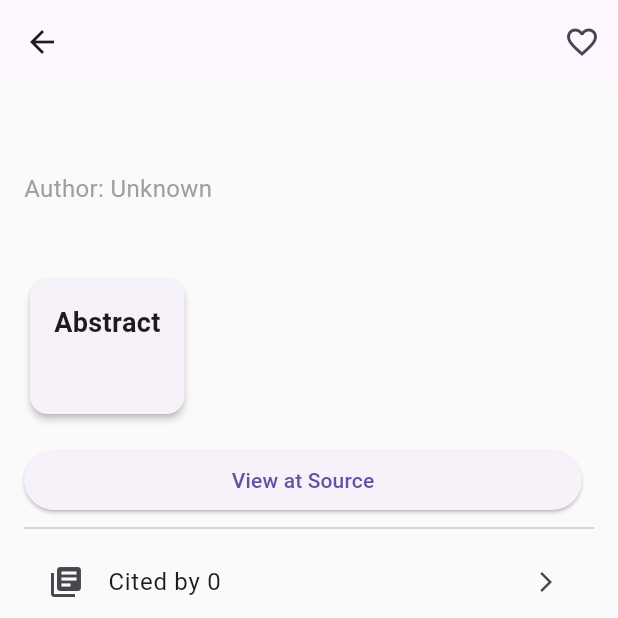
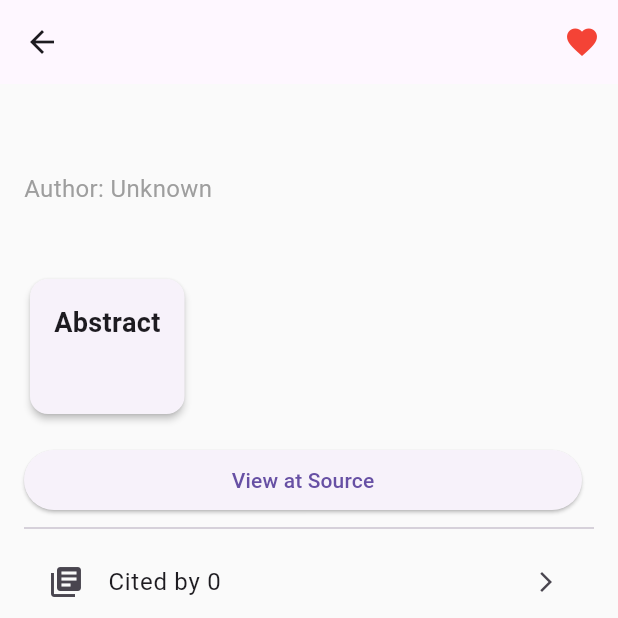
Before and after one commit to Rellganss/PAPB_JURNAL, a Flutter app: the DetailScreen screen opened directly with empty values, after a tap on the "favorite outline" icon, on a phone screen of 412 x 824 dp, the top half of it. Run offline on Flutter 3.47's test engine with Material 3 defaults, Android fonts, the phone set to English and light mode, and no system bars; our stand-ins replace flutter_secure_storage; accounts and stored records are empty.

Commit message:
LOGIC FAVORITE DONE

```diff
--- a/lib/models/artikel.dart
+++ b/lib/models/artikel.dart
@@ -29,6 +29,7 @@ class Artikel {
     this.isFavorite = false, // Default tidak favorit
   });
 
+  // Factory method untuk membuat Artikel dari JSON
   factory Artikel.fromJson(Map<String, dynamic> json) {
     return Artikel(
       title: json['title'] ?? '',
@@ -37,13 +38,35 @@ class Artikel {
       publicationSummary: json['publication_info']?['summary'] ?? '',
       authors: (json['publication_info']?['authors'] as List<dynamic>?)
               ?.map((author) => author['name'].toString())
-              .toList() ?? [],
+              .toList() ??
+          [],
       resources: (json['resources'] as List<dynamic>?)
               ?.map((resource) => Resource.fromJson(resource))
-              .toList() ?? [],
+              .toList() ??
+          [],
       citedBy: json['inline_links']?['cited_by']?['total'] ?? 0,
       citedByLink: json['inline_links']?['cited_by']?['link'],
       relatedLink: json['inline_links']?['related_pages_link'],
+      isFavorite: json['isFavorite'] ?? false,
     );
   }
+
+  // Method untuk mengubah Artikel menjadi JSON
+  Map<String, dynamic> toJson() {
+    return {
+      'title': title,
+      'snippet': snippet,
+      'link': link,
+      'publication_info': {
+        'summary': publicationSummary,
+        'authors': authors.map((name) => {'name': name}).toList(),
+      },
+      'resources': resources.map((resource) => resource.toJson()).toList(),
+      'inline_links': {
+        'cited_by': {'total': citedBy, 'link': citedByLink},
+        'related_pages_link': relatedLink,
+      },
+      'isFavorite': isFavorite,
+    };
+  }
 }
--- a/lib/screens/detail_screen.dart
+++ b/lib/screens/detail_screen.dart
@@ -5,52 +5,74 @@ import 'package:url_launcher/url_launcher.dart';
 import '../models/artikel.dart';
 import '../services/favorite_service.dart';
 
-class DetailScreen extends StatelessWidget {
+class DetailScreen extends StatefulWidget {
   final Artikel artikel;
 
   const DetailScreen({super.key, required this.artikel});
 
   @override
+  _DetailScreenState createState() => _DetailScreenState();
+}
+
+class _DetailScreenState extends State<DetailScreen> {
+  bool isFavorited = false;
+  bool _isLoading = true;
+
+  @override
+  void initState() {
+    super.initState();
+    _checkIfFavorited();
+  }
+
+  Future<void> _checkIfFavorited() async {
+    final favorites = await FavoriteService.getFavorites();
+    setState(() {
+      isFavorited =
+          favorites.any((favorite) => favorite.title == widget.artikel.title);
+      _isLoading = false;
+    });
+  }
+
+  Future<void> _toggleFavorite() async {
+    if (isFavorited) {
+      await FavoriteService.removeFavorite(widget.artikel);
+      ScaffoldMessenger.of(context).showSnackBar(
+        const SnackBar(content: Text('Removed from favorites!')),
+      );
+    } else {
+      await FavoriteService.addFavorite(widget.artikel);
+      ScaffoldMessenger.of(context).showSnackBar(
+        const SnackBar(content: Text('Added to favorites!')),
+      );
+    }
+    // Perbarui status favorit
+    await _checkIfFavorited();
+  }
+
+  @override
   Widget build(BuildContext context) {
-    // Periksa apakah artikel ini sudah ditandai sebagai favorit
-    bool isFavorited = FavoriteService.getFavorites().any((favorite) => favorite.title == artikel.title);
-
     return Scaffold(
       backgroundColor: Colors.grey[50],
       appBar: AppBar(
         title: Hero(
-          tag: 'Articel or Journal',
+          tag: 'Article or Journal',
           child: Material(
             color: Colors.transparent,
             child: Text(
-              artikel.title,
+              widget.artikel.title,
               maxLines: 1,
               overflow: TextOverflow.ellipsis,
-              style: const TextStyle(fontSize: 20, fontWeight: FontWeight.bold),
+              style:
+                  const TextStyle(fontSize: 20, fontWeight: FontWeight.bold),
             ),
           ),
         ),
         actions: [
           IconButton(
-            icon: Icon(
-              isFavorited ? Icons.favorite : Icons.favorite_border,
-              color: isFavorited ? Colors.red : null,
-            ),
-            onPressed: () {
-              if (isFavorited) {
-                // Menghapus dari daftar favorit
-                FavoriteService.removeFavorite(artikel);
-                ScaffoldMessenger.of(context).showSnackBar(
-                  const SnackBar(content: Text('Removed from favorites!')),
-                );
-              } else {
-                // Menambahkan ke daftar favorit
-                FavoriteService.addFavorite(artikel);
-                ScaffoldMessenger.of(context).showSnackBar(
-                  const SnackBar(content: Text('Added to favorites!')),
-                );
-              }
-            },
+            icon: isFavorited
+                ? const Icon(Icons.favorite, color: Colors.red)
+                : const Icon(Icons.favorite_border),
+            onPressed: _isLoading ? null : _toggleFavorite,
           ),
         ],
       ),
@@ -72,30 +94,28 @@ class DetailScreen extends StatelessWidget {
     );
   }
 
-  // Bagian untuk menampilkan judul, penulis, dan ringkasan publikasi
   Widget _buildTitleSection() {
     return Column(
       crossAxisAlignment: CrossAxisAlignment.start,
       children: [
         Text(
-          artikel.title,
+          widget.artikel.title,
           style: const TextStyle(fontSize: 24, fontWeight: FontWeight.bold),
         ),
         const SizedBox(height: 8),
         Text(
-          _formatAuthors(artikel.authors),
+          _formatAuthors(widget.artikel.authors),
           style: const TextStyle(fontSize: 16, color: Colors.grey),
         ),
         const SizedBox(height: 8),
         Text(
-          artikel.publicationSummary,
+          widget.artikel.publicationSummary,
           style: const TextStyle(fontSize: 14, color: Colors.grey),
         ),
       ],
     );
   }
 
-  // Bagian untuk menampilkan snippet/abstrak
   Widget _buildSnippetSection() {
     return Card(
       elevation: 2.0,
@@ -111,7 +131,7 @@ class DetailScreen extends StatelessWidget {
             ),
             const SizedBox(height: 8),
             Text(
-              artikel.snippet,
+              widget.artikel.snippet,
               style: const TextStyle(fontSize: 16, height: 1.5),
             ),
           ],
@@ -127,35 +147,35 @@ class DetailScreen extends StatelessWidget {
         // Tombol View at Source
         Expanded(
           child: ElevatedButton(
-            onPressed: () => _launchURL(context, artikel.link),
+            onPressed: () => _launchURL(context, widget.artikel.link),
             child: const Text('View at Source'),
           ),
         ),
         const SizedBox(width: 8), // Spasi antar tombol
         // Tombol PDF (jika ada resources)
-        if (artikel.resources.isNotEmpty)
+        if (widget.artikel.resources.isNotEmpty)
           Expanded(
             child: ElevatedButton(
-              onPressed: () => _launchURL(context, artikel.resources.first.link),
-              child: Text('[PDF] ${artikel.resources.first.title}'),
+              onPressed: () =>
+                  _launchURL(context, widget.artikel.resources.first.link),
+              child: Text('[PDF] ${widget.artikel.resources.first.title}'),
             ),
           ),
       ],
     );
   }
 
-
-  // Bagian untuk menampilkan metadata (Citations, Related Articles, Versions)
   Widget _buildMetadataSection(BuildContext context) {
     return Column(
       children: [
         ListTile(
           leading: const Icon(Icons.library_books),
-          title: Text('Cited by ${artikel.citedBy}'), // Menggunakan jumlah sitasi yang sebenarnya
+          title: Text('Cited by ${widget.artikel.citedBy}'),
           trailing: const Icon(Icons.arrow_forward_ios, size: 16),
           onTap: () => _launchURL(
             context,
-            artikel.citedByLink ?? 'https://scholar.google.com/scholar?cites=${artikel.citedBy}', // Gunakan tautan sitasi jika tersedia
+            widget.artikel.citedByLink ??
+                'https://scholar.google.com/scholar?cites=${widget.artikel.citedBy}',
           ),
         ),
         ListTile(
@@ -164,7 +184,7 @@ class DetailScreen extends StatelessWidget {
           trailing: const Icon(Icons.arrow_forward_ios, size: 16),
           onTap: () => _launchURL(
             context,
-            'https://scholar.google.com/scholar?q=related:${artikel.link}',
+            'https://scholar.google.com/scholar?q=related:${widget.artikel.link}',
           ),
         ),
         ListTile(
@@ -173,7 +193,7 @@ class DetailScreen extends StatelessWidget {
           trailing: const Icon(Icons.arrow_forward_ios, size: 16),
           onTap: () => _launchURL(
             context,
-            'https://scholar.google.com/scholar?cluster=${artikel.link}',
+            'https://scholar.google.com/scholar?cluster=${widget.artikel.link}',
           ),
         ),
       ],
@@ -204,7 +224,8 @@ class DetailScreen extends StatelessWidget {
     }
 
     try {
-      final bool launched = await launchUrl(uri, mode: LaunchMode.externalApplication);
+      final bool launched =
+          await launchUrl(uri, mode: LaunchMode.externalApplication);
       if (!launched) {
         _showErrorDialog(context, 'Could not launch the URL.');
       }
--- a/lib/services/favorite_service.dart
+++ b/lib/services/favorite_service.dart
@@ -1,28 +1,73 @@
 // lib/services/favorite_service.dart
 
+import 'dart:convert';
+import 'package:flutter_secure_storage/flutter_secure_storage.dart';
 import '../models/artikel.dart';
 
 class FavoriteService {
-  // Daftar untuk menyimpan artikel favorit
-  static final List<Artikel> _favorites = [];
+  // Membuat instance FlutterSecureStorage
+  static final FlutterSecureStorage _storage = const FlutterSecureStorage();
 
-  // Mendapatkan daftar favorit
-  static List<Artikel> getFavorites() {
-    return _favorites;
+  // Key untuk menyimpan daftar favorit
+  static const String _favoritesKey = 'favorites';
+
+  // Mendapatkan daftar favorit dari secure storage
+  static Future<List<Artikel>> getFavorites() async {
+    try {
+      final String? favoritesJson = await _storage.read(key: _favoritesKey);
+      if (favoritesJson != null) {
+        final List<dynamic> decodedData = jsonDecode(favoritesJson);
+        return decodedData.map((json) => Artikel.fromJson(json)).toList();
+      } else {
+        return [];
+      }
+    } catch (e) {
+      // Handle error jika diperlukan
+      print('Error reading favorites: $e');
+      return [];
+    }
+  }
+
+  // Menyimpan daftar favorit ke secure storage
+  static Future<void> _saveFavorites(List<Artikel> favorites) async {
+    try {
+      final String encodedData =
+          jsonEncode(favorites.map((artikel) => artikel.toJson()).toList());
+      await _storage.write(key: _favoritesKey, value: encodedData);
+    } catch (e) {
+      // Handle error jika diperlukan
+      print('Error saving favorites: $e');
+    }
   }
 
   // Menambahkan artikel ke daftar favorit
-  static void addFavorite(Artikel artikel) {
-    // Cek apakah sudah ada favorit yang sama
-    if (!_favorites.any((item) => item.title == artikel.title)) {
-      artikel.isFavorite = true; // Tandai sebagai favorit
-      _favorites.add(artikel);
+  static Future<void> addFavorite(Artikel artikel) async {
+    try {
+      List<Artikel> currentFavorites = await getFavorites();
+      if (!currentFavorites.any((item) => item.title == artikel.title)) {
+        artikel.isFavorite = true;
+        currentFavorites.add(artikel);
+        await _saveFavorites(currentFavorites);
+      }
+    } catch (e) {
+      print('Error adding favorite: $e');
     }
   }
 
   // Menghapus artikel dari daftar favorit
-  static void removeFavorite(Artikel artikel) {
-    artikel.isFavorite = false; // Hapus tanda favorit
-    _favorites.removeWhere((item) => item.title == artikel.title);
+  static Future<void> removeFavorite(Artikel artikel) async {
+    try {
+      List<Artikel> currentFavorites = await getFavorites();
+      artikel.isFavorite = false;
+      currentFavorites.removeWhere((item) => item.title == artikel.title);
+      await _saveFavorites(currentFavorites);
+    } catch (e) {
+      print('Error removing favorite: $e');
+    }
+  }
+
+  // Memuat favorit saat inisialisasi (jika diperlukan)
+  static Future<void> loadFavorites() async {
+    await getFavorites(); // Memanggil getFavorites untuk memastikan data dimuat
   }
 }
--- a/pubspec.yaml
+++ b/pubspec.yaml
@@ -32,6 +32,7 @@ dependencies:
     sdk: flutter
   http: ^0.13.4
   url_launcher: ^6.1.10
+  flutter_secure_storage: ^8.0.0
 
 
 
```
Also changed, not shown: lib/main.dart (+8 -3 lines), lib/models/resource.dart (+10 -0 lines), lib/screens/combined_search_screen.dart (+24 -11 lines), lib/screens/favorite_screen.dart (+12 -4 lines), lib/widgets/artikel_tile.dart (+7 -2 lines), lib/widgets/favorite_tile.dart (+6 -3 lines), pubspec.lock, 5 other files.
